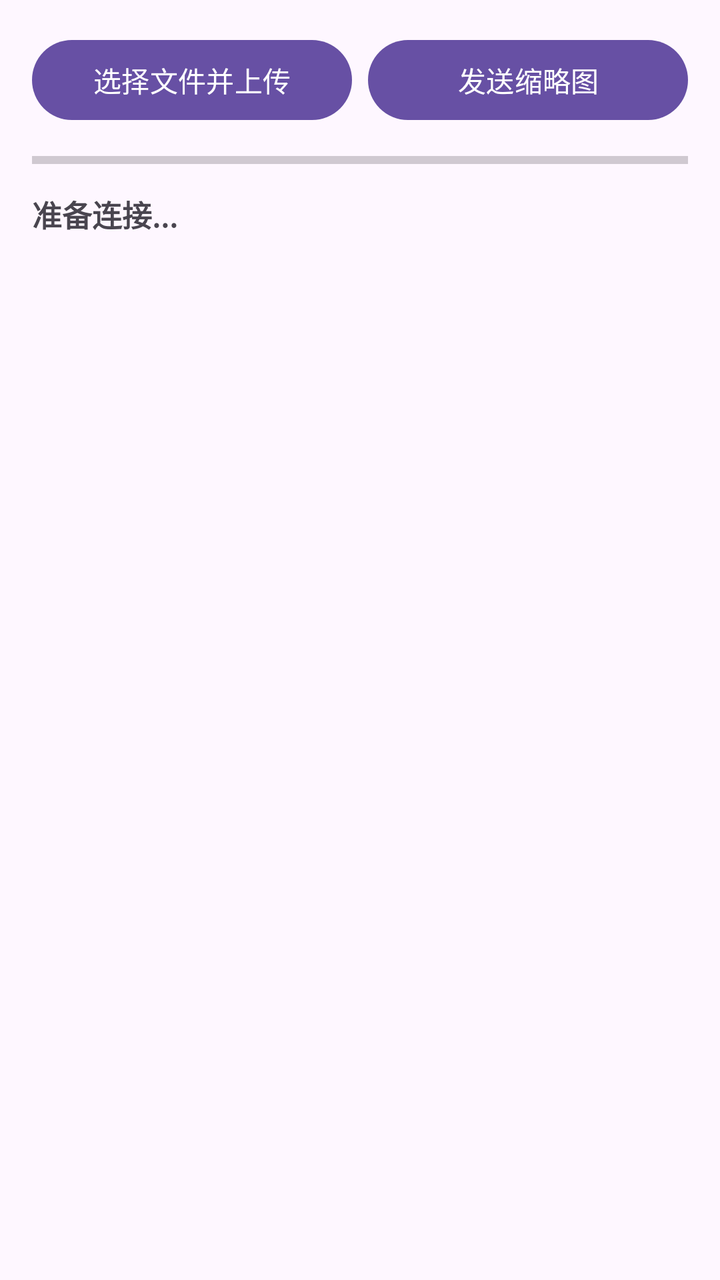
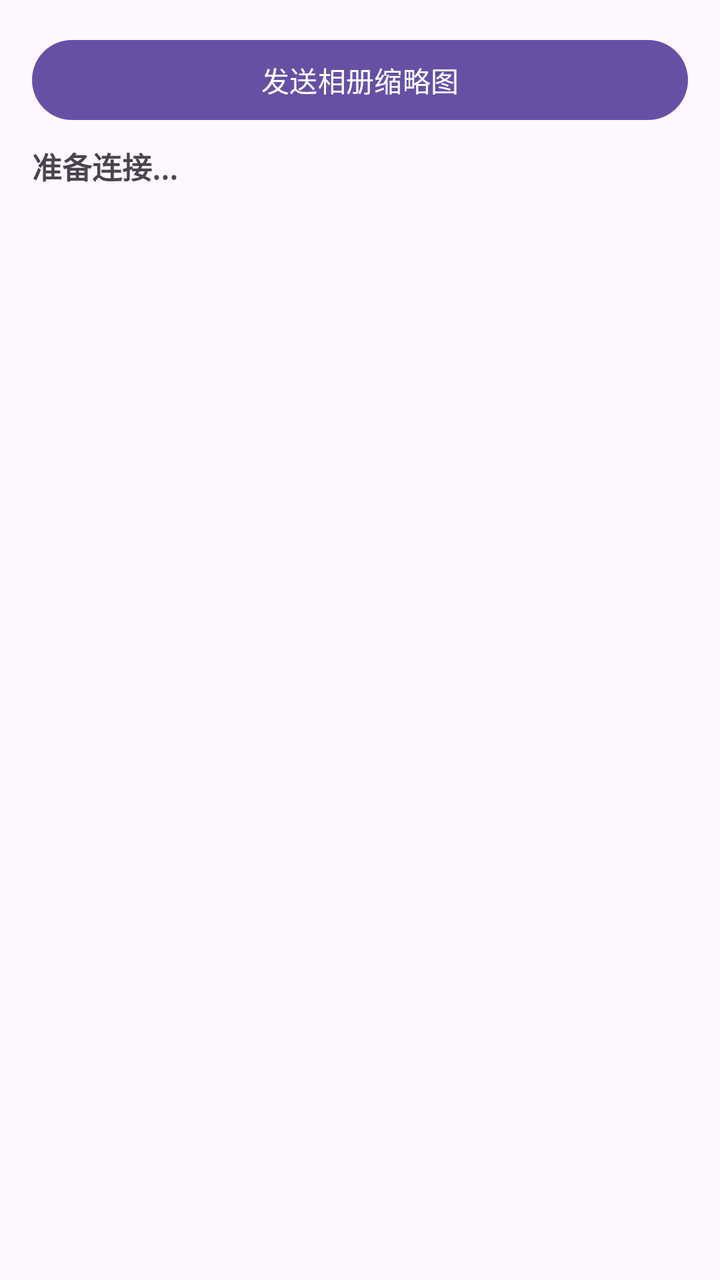

Before-and-after screenshots of an Android layout around one commit, followed by the original layout XML and the change that was made.
<!-- AndroidManifest.xml: application theme Theme.LocalConnect -->
<!-- res/layout/activity_main.xml -->
<?xml version="1.0" encoding="utf-8"?>
<LinearLayout xmlns:android="http://schemas.android.com/apk/res/android"
    android:id="@+id/main"
    android:layout_width="match_parent"
    android:layout_height="match_parent"
    android:orientation="vertical"
    android:padding="16dp">

    <LinearLayout
        android:layout_width="match_parent"
        android:layout_height="wrap_content"
        android:orientation="horizontal">

        <Button
            android:id="@+id/pickButton"
            android:layout_width="0dp"
            android:layout_height="wrap_content"
            android:layout_weight="1"
            android:text="选择文件并上传" />

        <Button
            android:id="@+id/thumbButton"
            android:layout_width="0dp"
            android:layout_height="wrap_content"
            android:layout_marginStart="8dp"
            android:layout_weight="1"
            android:text="发送缩略图" />

    </LinearLayout>

    <ProgressBar
        android:id="@+id/progressBar"
        style="?android:attr/progressBarStyleHorizontal"
        android:layout_width="match_parent"
        android:layout_height="wrap_content"
        android:layout_marginTop="8dp"
        android:max="100"
        android:progress="0" />

    <TextView
        android:id="@+id/statusText"
        android:layout_width="match_parent"
        android:layout_height="wrap_content"
        android:layout_marginTop="8dp"
        android:text="准备连接..."
        android:textSize="15sp"
        android:textStyle="bold" />

    <TextView
        android:id="@+id/logText"
        android:layout_width="match_parent"
        android:layout_height="0dp"
        android:layout_weight="1"
        android:layout_marginTop="8dp"
        android:fontFamily="monospace"
        android:textSize="11sp"
        android:scrollbars="vertical" />

</LinearLayout>
<!-- resources referenced by this layout -->
<resources>
  <style name="Theme.LocalConnect" parent="Base.Theme.LocalConnect" />
  <style name="Base.Theme.LocalConnect" parent="Theme.Material3.DayNight.NoActionBar">
          
          
      </style>
</resources>

<!-- the commit's change to res/layout/activity_main.xml (unified diff, before → after) -->
@@ -6,36 +6,11 @@
     android:orientation="vertical"
     android:padding="16dp">
 
-    <LinearLayout
+    <Button
+        android:id="@+id/thumbButton"
         android:layout_width="match_parent"
         android:layout_height="wrap_content"
-        android:orientation="horizontal">
-
-        <Button
-            android:id="@+id/pickButton"
-            android:layout_width="0dp"
-            android:layout_height="wrap_content"
-            android:layout_weight="1"
-            android:text="选择文件并上传" />
-
-        <Button
-            android:id="@+id/thumbButton"
-            android:layout_width="0dp"
-            android:layout_height="wrap_content"
-            android:layout_marginStart="8dp"
-            android:layout_weight="1"
-            android:text="发送缩略图" />
-
-    </LinearLayout>
-
-    <ProgressBar
-        android:id="@+id/progressBar"
-        style="?android:attr/progressBarStyleHorizontal"
-        android:layout_width="match_parent"
-        android:layout_height="wrap_content"
-        android:layout_marginTop="8dp"
-        android:max="100"
-        android:progress="0" />
+        android:text="发送相册缩略图" />
 
     <TextView
         android:id="@+id/statusText"
